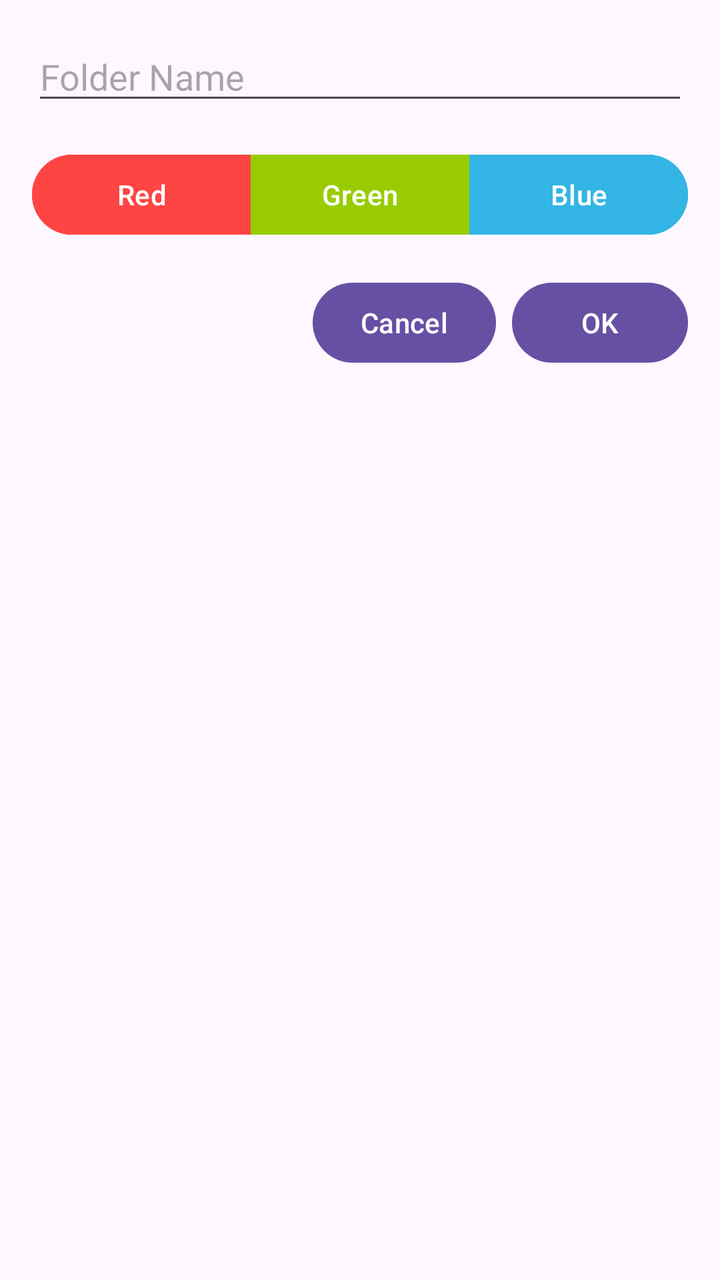
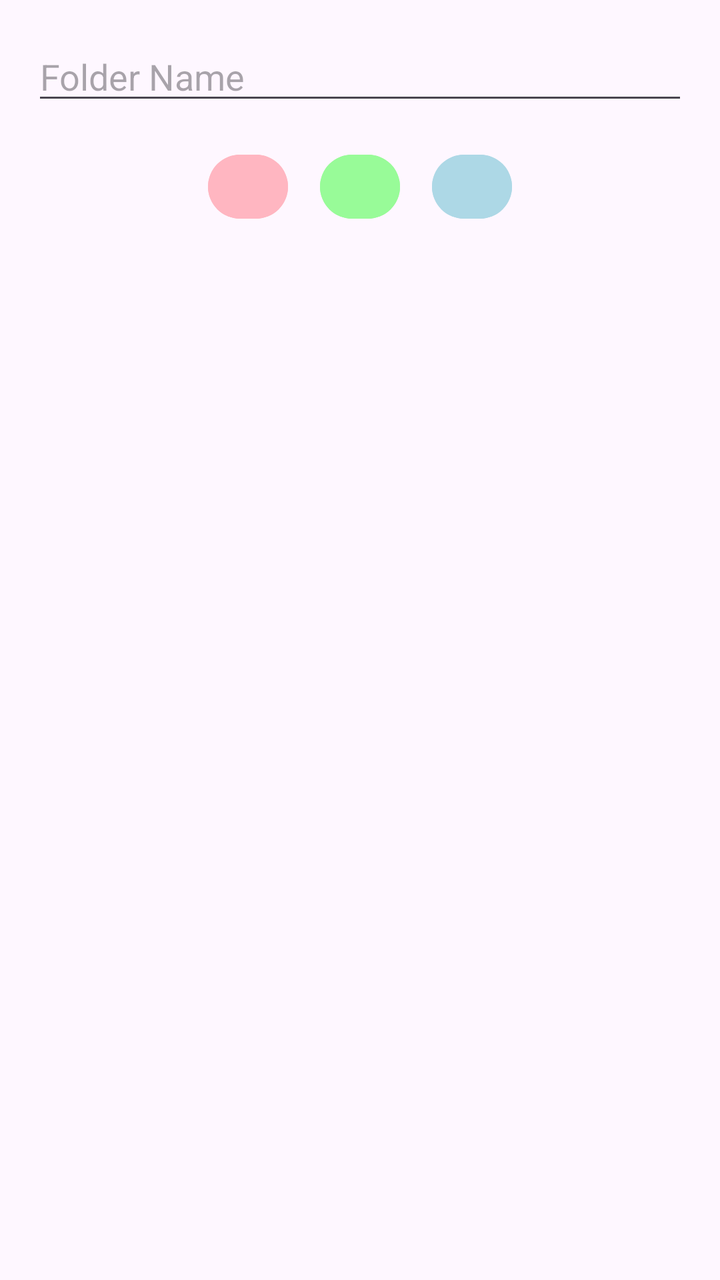

Screens rendered from an Android XML layout before and after an edit, with the pre-edit source and the edit as a unified diff.
<!-- AndroidManifest.xml: application theme Theme.NoteApp -->
<!-- res/layout/dialog_create_folder.xml -->
<?xml version="1.0" encoding="utf-8"?>
<LinearLayout xmlns:android="http://schemas.android.com/apk/res/android"
    android:layout_width="match_parent"
    android:layout_height="wrap_content"
    android:orientation="vertical"
    android:padding="16dp">

    <EditText
        android:id="@+id/folderName"
        android:layout_width="match_parent"
        android:layout_height="wrap_content"
        android:hint="Folder Name" />

    <com.google.android.material.button.MaterialButtonToggleGroup
        android:layout_width="match_parent"
        android:layout_height="wrap_content"
        android:layout_marginTop="16dp">

        <Button
            android:id="@+id/redButton"
            android:layout_width="0dp"
            android:layout_height="wrap_content"
            android:layout_weight="1"
            android:text="Red"
            android:backgroundTint="@android:color/holo_red_light" />

        <Button
            android:id="@+id/greenButton"
            android:layout_width="0dp"
            android:layout_height="wrap_content"
            android:layout_weight="1"
            android:text="Green"
            android:backgroundTint="@android:color/holo_green_light" />

        <Button
            android:id="@+id/blueButton"
            android:layout_width="0dp"
            android:layout_height="wrap_content"
            android:layout_weight="1"
            android:text="Blue"
            android:backgroundTint="@android:color/holo_blue_light" />
    </com.google.android.material.button.MaterialButtonToggleGroup>

    <LinearLayout
        android:layout_width="match_parent"
        android:layout_height="wrap_content"
        android:layout_marginTop="16dp"
        android:orientation="horizontal"
        android:gravity="end">

        <Button
            android:id="@+id/cancelButton"
            android:layout_width="wrap_content"
            android:layout_height="wrap_content"
            android:text="Cancel" />

        <Button
            android:id="@+id/okButton"
            android:layout_width="wrap_content"
            android:layout_height="wrap_content"
            android:layout_marginStart="8dp"
            android:text="OK" />
    </LinearLayout>
</LinearLayout>
<!-- resources referenced by this layout -->
<resources>
  <style name="Theme.NoteApp" parent="Base.Theme.NoteApp" />
  <style name="Base.Theme.NoteApp" parent="Theme.Material3.DayNight.NoActionBar">
          
          
      </style>
</resources>

<!-- the commit's change to res/layout/dialog_create_folder.xml (unified diff, before → after) -->
@@ -1,5 +1,6 @@
 <?xml version="1.0" encoding="utf-8"?>
-<LinearLayout xmlns:android="http://schemas.android.com/apk/res/android"
+<LinearLayout
+    xmlns:android="http://schemas.android.com/apk/res/android"
     android:layout_width="match_parent"
     android:layout_height="wrap_content"
     android:orientation="vertical"
@@ -11,54 +12,31 @@
         android:layout_height="wrap_content"
         android:hint="Folder Name" />
 
-    <com.google.android.material.button.MaterialButtonToggleGroup
+    <LinearLayout
         android:layout_width="match_parent"
         android:layout_height="wrap_content"
+        android:orientation="horizontal"
+        android:gravity="center"
         android:layout_marginTop="16dp">
 
         <Button
             android:id="@+id/redButton"
-            android:layout_width="0dp"
-            android:layout_height="wrap_content"
-            android:layout_weight="1"
-            android:text="Red"
-            android:backgroundTint="@android:color/holo_red_light" />
+            android:layout_width="40dp"
+            android:layout_height="40dp"
+            android:backgroundTint="#FFB6C1" /> 
 
         <Button
             android:id="@+id/greenButton"
-            android:layout_width="0dp"
-            android:layout_height="wrap_content"
-            android:layout_weight="1"
-            android:text="Green"
-            android:backgroundTint="@android:color/holo_green_light" />
+            android:layout_width="40dp"
+            android:layout_height="40dp"
+            android:layout_marginStart="16dp"
+            android:backgroundTint="#98FB98" /> 
 
         <Button
             android:id="@+id/blueButton"
-            android:layout_width="0dp"
-            android:layout_height="wrap_content"
-            android:layout_weight="1"
-            android:text="Blue"
-            android:backgroundTint="@android:color/holo_blue_light" />
-    </com.google.android.material.button.MaterialButtonToggleGroup>
-
-    <LinearLayout
-        android:layout_width="match_parent"
-        android:layout_height="wrap_content"
-        android:layout_marginTop="16dp"
-        android:orientation="horizontal"
-        android:gravity="end">
-
-        <Button
-            android:id="@+id/cancelButton"
-            android:layout_width="wrap_content"
-            android:layout_height="wrap_content"
-            android:text="Cancel" />
-
-        <Button
-            android:id="@+id/okButton"
-            android:layout_width="wrap_content"
-            android:layout_height="wrap_content"
-            android:layout_marginStart="8dp"
-            android:text="OK" />
+            android:layout_width="40dp"
+            android:layout_height="40dp"
+            android:layout_marginStart="16dp"
+            android:backgroundTint="#ADD8E6" /> 
     </LinearLayout>
 </LinearLayout>
